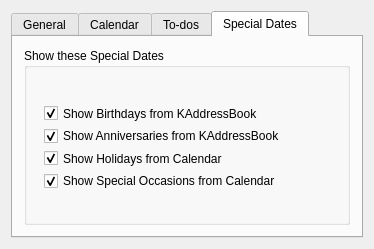
chusopr/kdepim-ktimetracker-akonadi, file kontact/plugins/planner/plannerconfig_base.ui: the form before one commit.
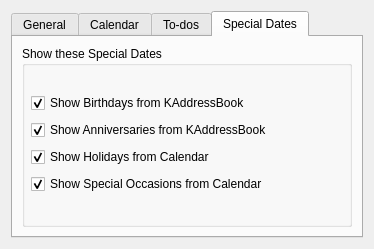
The form after the commit. Custom widgets are drawn as their Qt base class.

Patch:
```diff
--- a/kontact/plugins/planner/plannerconfig_base.ui
+++ b/kontact/plugins/planner/plannerconfig_base.ui
@@ -340,7 +340,6 @@
    </item>
   </layout>
  </widget>
- <layoutdefault spacing="6" margin="11" />
  <customwidgets>
   <customwidget>
    <class>KTabWidget</class>
```
